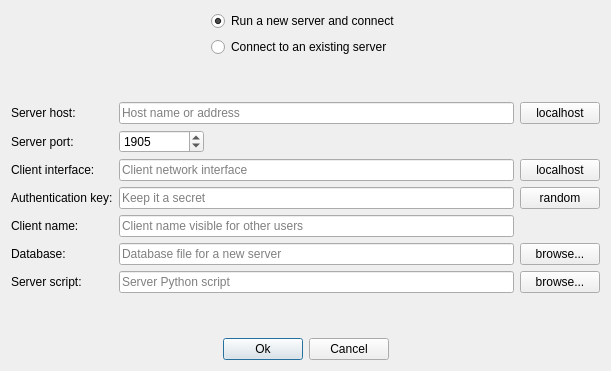
Before: the Qt Designer form src/ui/connectiondialog.ui in codilime/veles, drawn with Qt 5.
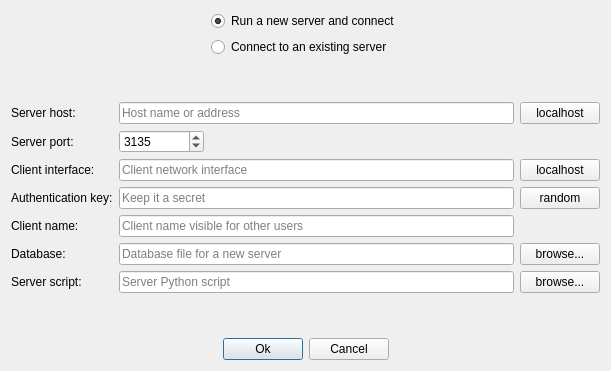
After: the same form once the commit is applied.

Commit message:
Fixes requested in adami's code review
1. Forced UTF-8 encoding for Python interpreter standard output
2. Fixed line ending handling for server output
3. Default server port changed to 3135

Patch:
```diff
--- a/src/ui/connectiondialog.ui
+++ b/src/ui/connectiondialog.ui
@@ -169,7 +169,7 @@
           <number>65535</number>
          </property>
          <property name="value">
-          <number>1905</number>
+          <number>3135</number>
          </property>
         </widget>
        </item>
```
The commit also changes 2 other files.
